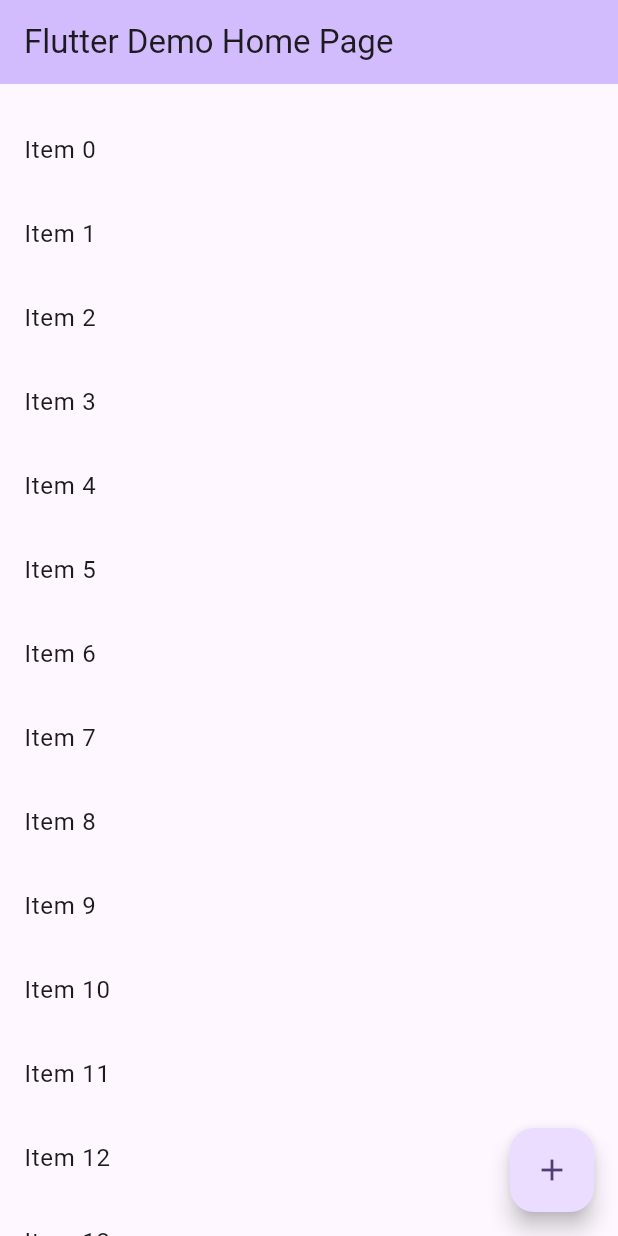
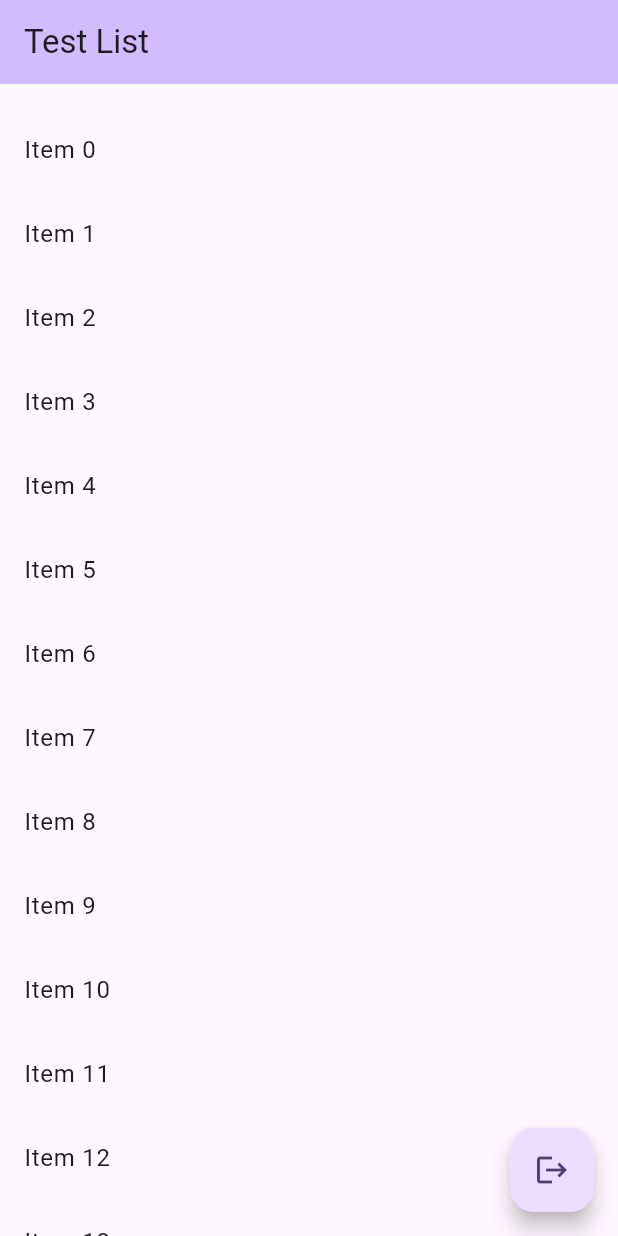
Before and after one commit to davidsomekh/list_test, a Flutter app: the screen it shows once a user with an empty profile is signed in, on a phone screen of 412 x 824 dp. Run offline on Flutter 3.47's test engine with Material 3 defaults, Android fonts, the phone set to English and light mode, and no system bars; our stand-ins replace firebase_auth, firebase_core; accounts and stored records are empty.

Commit message:
login logic

```diff
--- a/lib/main.dart
+++ b/lib/main.dart
@@ -28,6 +28,72 @@ class MyApp extends StatelessWidget {
   }
 }
 
+// Assuming _onReorder and _itemOrder are part of MyListWidget's state or passed in some way
+class MyListWidget extends StatefulWidget {
+  final String title;
+
+  const MyListWidget({Key? key, required this.title}) : super(key: key);
+
+  @override
+  MyListWidgetState createState() => MyListWidgetState();
+}
+
+class MyListWidgetState extends State<MyListWidget> {
+  List<int> _itemOrder = [];
+
+  @override
+  void initState() {
+    super.initState();
+    _itemOrder = List.generate(25, (index) => index);
+  }
+
+  void onReorder(int oldIndex, int newIndex) {
+    setState(() {
+      if (oldIndex < newIndex) {
+        newIndex -= 1;
+      }
+      final int item = _itemOrder.removeAt(oldIndex);
+      _itemOrder.insert(newIndex, item);
+    });
+  }
+
+  Future<void> signOut() async {
+    try {
+      await Auth().signOut();
+      // ignore: unused_catch_clause
+    } on FirebaseAuthException catch (e) {
+      //  showMessage(e.message!, true);
+    }
+  }
+
+  @override
+  Widget build(BuildContext context) {
+    return Scaffold(
+      appBar: AppBar(
+        backgroundColor: Theme.of(context).colorScheme.inversePrimary,
+        title: Text(widget.title),
+      ),
+      body: ReorderableListView(
+        padding: const EdgeInsets.symmetric(vertical: 16.0),
+        onReorder: onReorder,
+        children: _itemOrder
+            .map((index) => ListTile(
+                  key: Key('$index'),
+                  title: Text('Item $index'),
+                ))
+            .toList(),
+      ),
+      floatingActionButton: FloatingActionButton(
+        onPressed: () {
+          signOut();
+        },
+        tooltip: 'Signout',
+        child: const Icon(Icons.logout),
+      ),
+    );
+  }
+}
+
 class MyHomePage extends StatefulWidget {
   const MyHomePage({Key? key, required this.title}) : super(key: key);
 
@@ -38,7 +104,6 @@ class MyHomePage extends StatefulWidget {
 }
 
 class _MyHomePageState extends State<MyHomePage> {
-  List<int> _itemOrder = [];
   final _formKey = GlobalKey<FormState>();
 
   final TextEditingController _usernameController = TextEditingController();
@@ -50,17 +115,7 @@ class _MyHomePageState extends State<MyHomePage> {
   @override
   void initState() {
     super.initState();
-    _itemOrder = List.generate(25, (index) => index);
-  }
-
-  void _onReorder(int oldIndex, int newIndex) {
-    setState(() {
-      if (oldIndex < newIndex) {
-        newIndex -= 1;
-      }
-      final int item = _itemOrder.removeAt(oldIndex);
-      _itemOrder.insert(newIndex, item);
-    });
+    // _itemOrder = List.generate(25, (index) => index);
   }
 
   Widget loginPage() {
@@ -118,6 +173,9 @@ class _MyHomePageState extends State<MyHomePage> {
                 // Validate returns true if the form is valid, otherwise false.
                 if (_formKey.currentState!.validate()) {
                   // If the form is valid, display a Snackbar.
+                  setState(() {
+                    _bLoginProgress = true;
+                  });
                   signInWithEmailAndPassword();
                 }
               },
@@ -125,7 +183,9 @@ class _MyHomePageState extends State<MyHomePage> {
             ),
           ),
           const SizedBox(height: 10),
-          Text(_loginError),
+          _bLoginProgress
+              ? const CircularProgressIndicator()
+              : Text(_loginError)
         ],
       ),
     );
@@ -154,34 +214,6 @@ class _MyHomePageState extends State<MyHomePage> {
     }
   }
 
-  Widget listWidget() {
-    return Scaffold(
-      appBar: AppBar(
-        backgroundColor: Theme.of(context).colorScheme.inversePrimary,
-        title: Text(widget.title),
-      ),
-      body: ReorderableListView(
-        padding: const EdgeInsets.symmetric(vertical: 16.0),
-        onReorder: _onReorder,
-        children: _itemOrder
-            .map((index) => ListTile(
-                  key: Key('$index'),
-                  title: Text('Item $index'),
-                ))
-            .toList(),
-      ),
-      floatingActionButton: FloatingActionButton(
-        onPressed: () {
-          setState(() {
-            _itemOrder.add(_itemOrder.length);
-          });
-        },
-        tooltip: 'Add Item',
-        child: const Icon(Icons.add),
-      ),
-    );
-  }
-
   @override
   Widget build(BuildContext context) {
     return StreamBuilder(
@@ -190,7 +222,7 @@ class _MyHomePageState extends State<MyHomePage> {
         if (snapshot.connectionState == ConnectionState.waiting) {
           return const CircularProgressIndicator();
         } else if (snapshot.hasData) {
-          return listWidget();
+          return const MyListWidget(title: "Test List");
         } else {
           return loginPage();
         }
```
